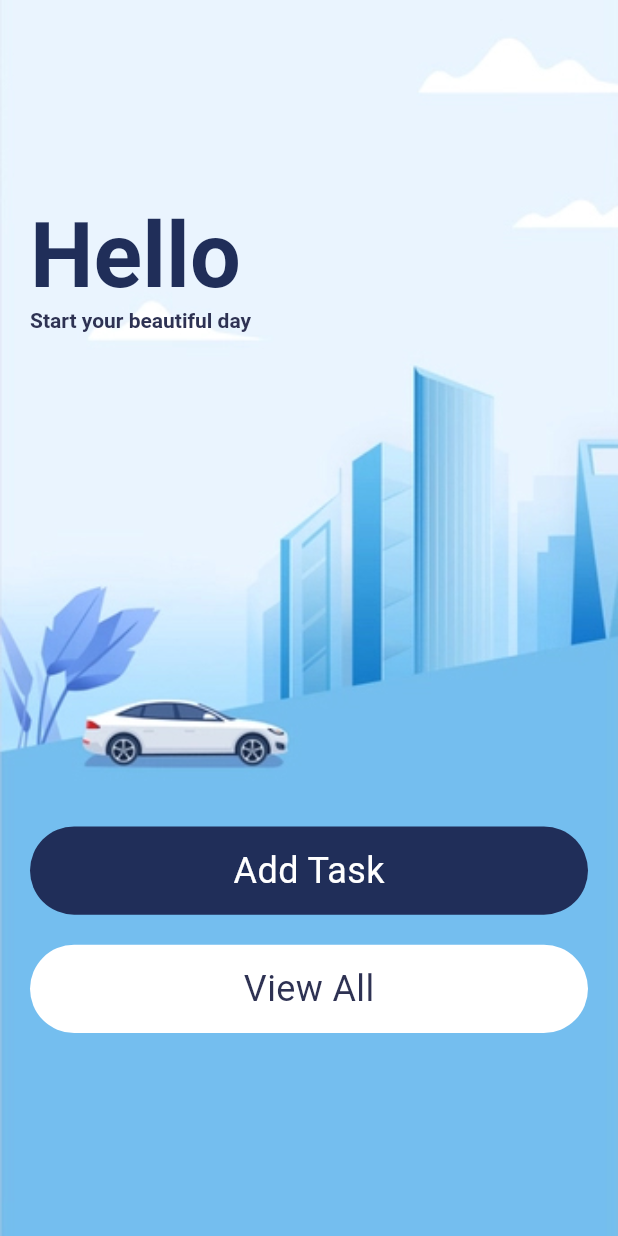
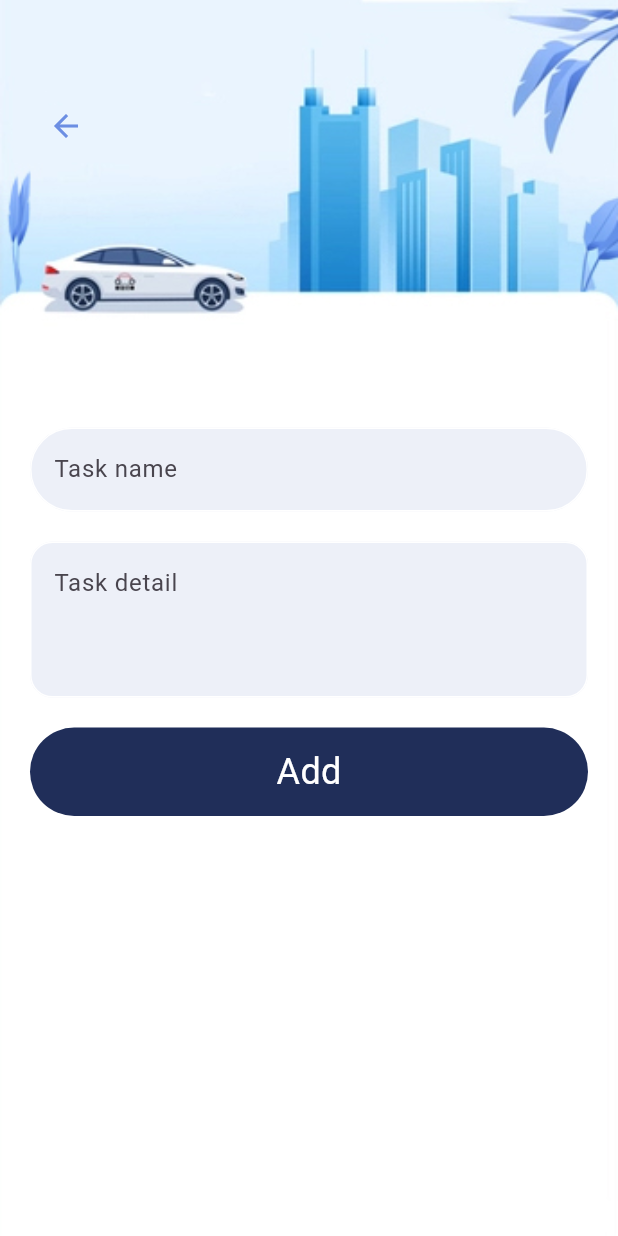
Before and after one commit to marvinok26/TaskManagementApp, a Flutter app: the screen it shows after launch, on a phone screen of 412 x 824 dp. Run offline on Flutter 3.47's test engine with Material 3 defaults, Android fonts, the phone set to English and light mode, and no system bars.

Commit message:
add task page

```diff
--- a/frontend/lib/main.dart
+++ b/frontend/lib/main.dart
@@ -1,5 +1,5 @@
 import 'package:flutter/material.dart';
-import 'package:frontendnew/screens/home_screen.dart';
+import 'package:frontendnew/screens/add_task.dart';
 
 void main() {
   runApp(const MyApp());
@@ -15,7 +15,7 @@ class MyApp extends StatelessWidget {
       debugShowCheckedModeBanner: false,
       title: 'Flutter Demo',
       theme: ThemeData(colorScheme: .fromSeed(seedColor: Colors.deepPurple)),
-      home: const HomeScreen(),
+      home: const AddTask(),
     );
   }
 }
--- /dev/null
+++ b/frontend/lib/screens/add_task.dart
@@ -0,0 +1,65 @@
+import 'package:flutter/material.dart';
+import 'package:frontendnew/colors/app_colors.dart';
+import 'package:frontendnew/widgets/button_widget.dart';
+import 'package:frontendnew/widgets/textfield_widget.dart';
+
+class AddTask extends StatelessWidget {
+  const AddTask({super.key});
+
+  @override
+  Widget build(BuildContext context) {
+    TextEditingController nameController = TextEditingController();
+    TextEditingController detailController = TextEditingController();
+
+    return Scaffold(
+      body: Container(
+        width: double.maxFinite,
+        height: double.maxFinite,
+        padding: const EdgeInsets.only(left: 20, right: 20),
+        decoration: const BoxDecoration(
+          image: DecorationImage(
+            fit: BoxFit.cover,
+            image: AssetImage("assets/addtask1.jpg"),
+          ),
+        ),
+        child: Column(
+          crossAxisAlignment: CrossAxisAlignment.start,
+          mainAxisAlignment: MainAxisAlignment.spaceBetween,
+          children: [
+            Column(
+              children: [
+                const SizedBox(height: 60),
+                IconButton(
+                  onPressed: () {},
+                  icon: Icon(Icons.arrow_back, color: AppColors.secondaryColor),
+                ),
+              ],
+            ),
+            Column(
+              children: [
+                TextFieldWidget(
+                  textController: nameController,
+                  hintText: "Task name",
+                ),
+                const SizedBox(height: 20),
+                TextFieldWidget(
+                  textController: detailController,
+                  hintText: "Task detail",
+                  borderRadius: 15,
+                  maxLines: 3,
+                ),
+                const SizedBox(height: 20),
+                ButtonWidget(
+                  backgroundcolor: AppColors.mainColor,
+                  text: "Add",
+                  textColor: Colors.white,
+                ),
+              ],
+            ),
+            SizedBox(height: MediaQuery.of(context).size.height / 8),
+          ],
+        ),
+      ),
+    );
+  }
+}
--- a/frontend/lib/screens/home_screen.dart
+++ b/frontend/lib/screens/home_screen.dart
@@ -1,6 +1,6 @@
 import 'package:flutter/material.dart';
 import 'package:frontendnew/colors/app_colors.dart';
-import 'package:frontendnew/widgets/buttin_widget.dart';
+import 'package:frontendnew/widgets/button_widget.dart';
 
 class HomeScreen extends StatefulWidget {
   const HomeScreen({super.key});
--- a/frontend/lib/widgets/buttin_widget.dart
+++ b/frontend/lib/widgets/button_widget.dart
@@ -1,4 +1,4 @@
-import 'package:flutter/widgets.dart';
+import 'package:flutter/material.dart';
 
 class ButtonWidget extends StatelessWidget {
   final Color backgroundcolor;
--- /dev/null
+++ b/frontend/lib/widgets/textfield_widget.dart
@@ -0,0 +1,38 @@
+import 'package:flutter/material.dart';
+import 'package:frontendnew/colors/app_colors.dart';
+
+class TextFieldWidget extends StatelessWidget {
+  final TextEditingController textController;
+  final String hintText;
+  final double borderRadius;
+  final int? maxLines;
+
+  const TextFieldWidget({
+    super.key,
+    required this.textController,
+    required this.hintText,
+    this.borderRadius = 30,
+    this.maxLines = 1,
+  });
+
+  @override
+  Widget build(BuildContext context) {
+    return TextField(
+      maxLines: maxLines,
+      controller: textController,
+      decoration: InputDecoration(
+        filled: true,
+        fillColor: AppColors.textHolder,
+        hintText: hintText,
+        focusedBorder: OutlineInputBorder(
+          borderRadius: BorderRadius.circular(borderRadius),
+          borderSide: const BorderSide(color: Colors.white, width: 1),
+        ),
+        enabledBorder: OutlineInputBorder(
+          borderRadius: BorderRadius.circular(borderRadius),
+          borderSide: const BorderSide(color: Colors.white, width: 1),
+        ),
+      ),
+    );
+  }
+}
```
